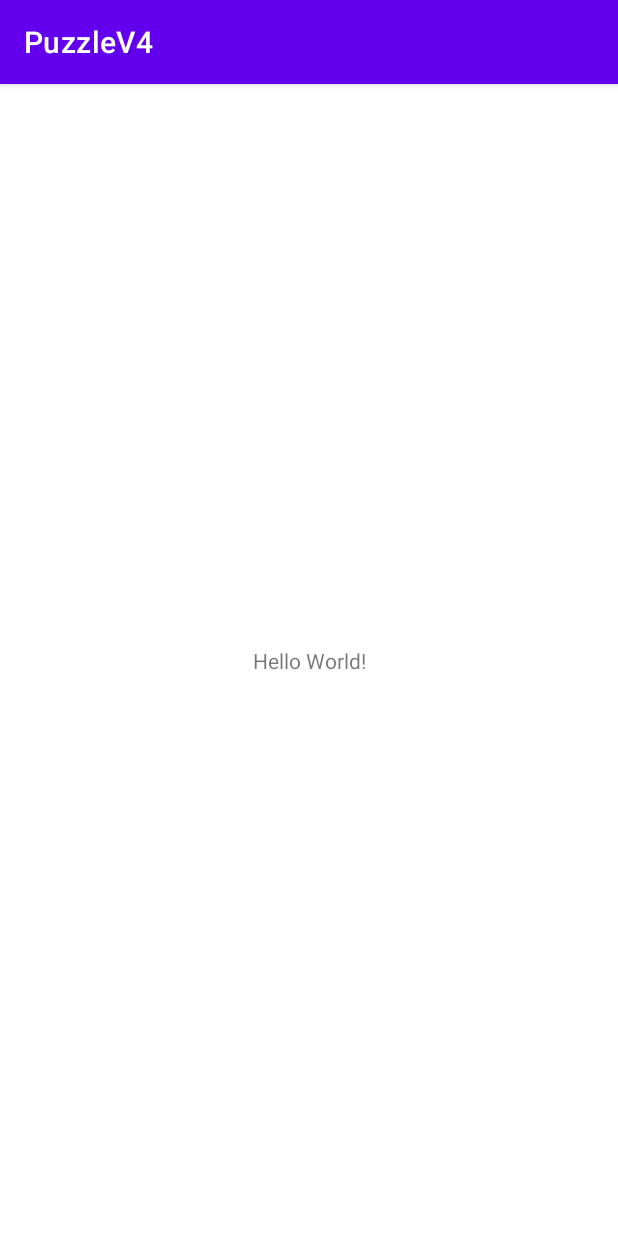
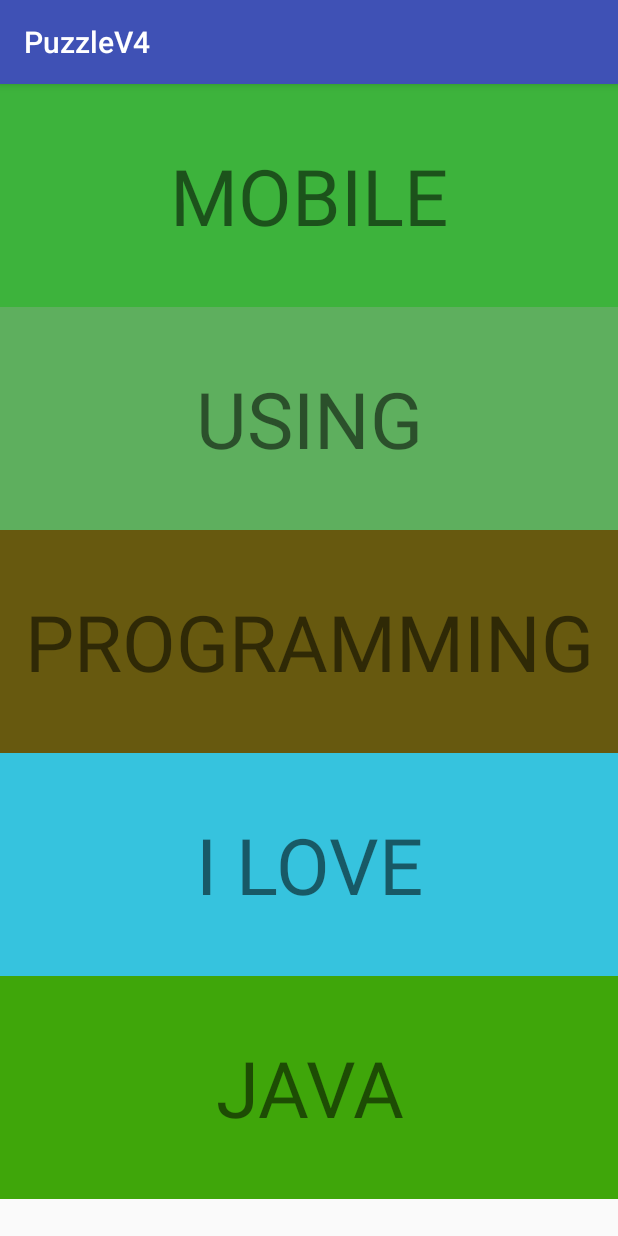
Before and after one commit to KeeganMaynard/PuzzleV4, an Android app: the screen it shows after launch (MainActivity), on a phone screen of 412 x 824 dp. Run offline under Robolectric (Android 15) with nearby library versions, the phone set to English and light mode, and no system bars.

Commit message:
implemented v4

```diff
--- a/app/src/main/AndroidManifest.xml
+++ b/app/src/main/AndroidManifest.xml
@@ -11,7 +11,7 @@
         android:label="@string/app_name"
         android:roundIcon="@mipmap/ic_launcher_round"
         android:supportsRtl="true"
-        android:theme="@style/Theme.PuzzleV4"
+        android:theme="@style/AppTheme"
         tools:targetApi="31">
         <activity
             android:name=".MainActivity"
--- /dev/null
+++ b/app/src/main/java/com/keegan/android/puzzlev4/DynamicSizing.java
@@ -0,0 +1,33 @@
+package com.keegan.android.puzzlev4;
+
+import android.util.TypedValue;
+import android.view.View.MeasureSpec;
+import android.widget.TextView;
+
+public class DynamicSizing {
+    public static final int MAX_FONT_SIZE = 200;
+    public static final int MIN_FONT_SIZE = 1;
+
+    /*
+     * Sets the maximum font size of tv so that the text inside tv
+     *      fits on one line
+     * @param  tv    the TextView whose font size is to be changed
+     * @return the resulting font size
+     */
+    public static int setFontSizeToFitInView( TextView tv ) {
+        int fontSize = MAX_FONT_SIZE;
+        tv.setTextSize( TypedValue.COMPLEX_UNIT_SP, fontSize );
+        tv.measure( MeasureSpec.UNSPECIFIED, MeasureSpec.UNSPECIFIED );
+        int lines = tv.getLineCount( );
+        if( lines > 0 ) {
+            while( lines != 1 && fontSize >= MIN_FONT_SIZE + 2 ) {
+                fontSize--;
+                tv.setTextSize( TypedValue.COMPLEX_UNIT_SP, fontSize );
+                tv.measure( MeasureSpec.UNSPECIFIED, MeasureSpec.UNSPECIFIED );
+                lines = tv.getLineCount( );
+            }
+            tv.setTextSize( TypedValue.COMPLEX_UNIT_SP, --fontSize );
+        }
+        return fontSize;
+    }
+}
--- a/app/src/main/java/com/keegan/android/puzzlev4/MainActivity.java
+++ b/app/src/main/java/com/keegan/android/puzzlev4/MainActivity.java
@@ -4,11 +4,109 @@ import androidx.appcompat.app.AppCompatActivity;
 
 import android.os.Bundle;
 
-public class MainActivity extends AppCompatActivity {
+import android.content.res.Resources;
+import android.graphics.Point;
+import android.os.Bundle;
+import android.util.DisplayMetrics;
+import android.util.TypedValue;
+import android.view.GestureDetector;
+import android.view.MotionEvent;
+import android.view.View;
 
-    @Override
-    protected void onCreate(Bundle savedInstanceState) {
-        super.onCreate(savedInstanceState);
-        setContentView(R.layout.activity_main);
+import androidx.appcompat.app.AppCompatActivity;
+
+public class MainActivity extends AppCompatActivity
+        implements View.OnTouchListener {
+    public static int STATUS_BAR_HEIGHT = 24; // in dp
+    public static int ACTION_BAR_HEIGHT = 56; // in dp
+    private PuzzleView puzzleView;
+    private Puzzle puzzle;
+    private int statusBarHeight;
+    private int actionBarHeight;
+    private GestureDetector detector;
+
+    protected void onCreate( Bundle savedInstanceState ) {
+        super.onCreate( savedInstanceState );
+        puzzle = new Puzzle( );
+
+        Point size = new Point( );
+        getWindowManager( ).getDefaultDisplay( ).getSize( size );
+        int screenHeight = size.y;
+        int puzzleWidth = size.x;
+
+        Resources res = getResources();
+        DisplayMetrics metrics = res.getDisplayMetrics( );
+        float pixelDensity = metrics.density;
+
+        TypedValue tv = new TypedValue( );
+        actionBarHeight = ( int ) ( pixelDensity * ACTION_BAR_HEIGHT );
+        if( getTheme( ).resolveAttribute( android.R.attr.actionBarSize,
+                tv, true ) )
+            actionBarHeight = TypedValue.complexToDimensionPixelSize( tv.data,
+                    metrics );
+
+        statusBarHeight = ( int ) ( pixelDensity * STATUS_BAR_HEIGHT );
+        int resourceId =
+                res.getIdentifier( "status_bar_height", "dimen", "android" );
+        if( resourceId != 0 ) // found resource for status bar height
+            statusBarHeight = res.getDimensionPixelSize( resourceId );
+
+        int puzzleHeight = screenHeight - statusBarHeight - actionBarHeight;
+        puzzleView = new PuzzleView( this, puzzleWidth, puzzleHeight,
+                puzzle.getNumberOfParts( ) );
+        String [] scrambled = puzzle.scramble( );
+        puzzleView.fillGui( scrambled );
+        puzzleView.enableListener( this );
+        setContentView( puzzleView );
+
+        DoubleTapHandler dth = new DoubleTapHandler( );
+        detector = new GestureDetector( this, dth );
+        detector.setOnDoubleTapListener( dth );
+    }
+
+    public boolean onTouch( View v, MotionEvent event ) {
+        int index = puzzleView.indexOfTextView( v );
+        int action = event.getAction( );
+        switch( action ) {
+            case MotionEvent.ACTION_DOWN:
+                // initialize data before move
+                puzzleView.updateStartPositions( index, ( int ) event.getY( ) );
+                // bring v to front
+                puzzleView.bringChildToFront( v );
+                break;
+            case MotionEvent.ACTION_MOVE:
+                // update y position of TextView being moved
+                puzzleView.moveTextViewVertically( index, ( int ) event.getY( ) );
+                break;
+            case MotionEvent.ACTION_UP:
+                // move is complete: swap the 2 TextViews
+                int newPosition = puzzleView.tvPosition( index );
+                puzzleView.placeTextViewAtPosition( index, newPosition );
+                // if user just won, disable listener to stop the game
+                if( puzzle.solved( puzzleView.currentSolution( ) ) )
+                    puzzleView.disableListener( );
+                break;
+        }
+        return true;
+    }
+
+    public boolean onTouchEvent( MotionEvent event ) {
+        detector.onTouchEvent( event );
+        return true;
+    }
+
+    private class DoubleTapHandler
+            extends GestureDetector.SimpleOnGestureListener {
+        public boolean onDoubleTapEvent( MotionEvent event ) {
+            int touchY = ( int ) event.getRawY( );
+            // y coordinate of the touch within puzzleView is
+            // touchY - actionBarHeight - statusBarHeight
+            int index = puzzleView.indexOfTextView( touchY
+                    - actionBarHeight - statusBarHeight );
+            if( puzzleView.getTextViewText( index )
+                    .equals( puzzle.wordToChange( ) ) )
+                puzzleView.setTextViewText( index, puzzle.replacementWord( ) );
+            return  true;
+        }
     }
 }
--- /dev/null
+++ b/app/src/main/java/com/keegan/android/puzzlev4/Puzzle.java
@@ -0,0 +1,58 @@
+package com.keegan.android.puzzlev4;
+
+import java.util.Random;
+
+public class Puzzle {
+    public static final int NUMBER_PARTS = 5;
+    String [] parts;
+    Random random = new Random( );
+
+    public Puzzle( ) {
+        parts = new String[NUMBER_PARTS];
+        parts[0] = "I LOVE";
+        parts[1] = "MOBILE";
+        parts[2] = "PROGRAMMING";
+        parts[3] = "USING";
+        parts[4] = "JAVA";
+    }
+
+    public boolean solved( String [] solution ) {
+        if( solution != null && solution.length == parts.length ) {
+            for( int i = 0; i < parts.length; i++ ) {
+                if( !solution[i].equals( parts[i] ) )
+                    return false;
+            }
+            return true;
+        }
+        else
+            return false;
+    }
+
+    public String [] scramble( ) {
+        String [] scrambled = new String[parts.length];
+        for( int i = 0; i < scrambled.length; i++ )
+            scrambled[i] = parts[i];
+
+        while( solved( scrambled ) ) {
+            for( int i = 0; i < scrambled.length; i++ ) {
+                int n = random.nextInt( scrambled.length - i ) + i;
+                String temp = scrambled[i];
+                scrambled[i] = scrambled[n];
+                scrambled[n] = temp;
+            }
+        }
+        return scrambled;
+    }
+
+    public int getNumberOfParts( ) {
+        return parts.length;
+    }
+
+    public String wordToChange( ) {
+        return "MOBILE";
+    }
+
+    public String replacementWord( ) {
+        return "ANDROID";
+    }
+}
--- /dev/null
+++ b/app/src/main/java/com/keegan/android/puzzlev4/PuzzleView.java
@@ -0,0 +1,152 @@
+package com.keegan.android.puzzlev4;
+
+import android.graphics.Color;
+import android.util.Log;
+import android.util.TypedValue;
+import android.view.Gravity;
+import android.view.View;
+import android.widget.RelativeLayout;
+import android.widget.TextView;
+
+import androidx.appcompat.app.AppCompatActivity;
+
+import java.util.Random;
+
+public class PuzzleView extends RelativeLayout {
+    private TextView [] tvs;
+    private LayoutParams [] params;
+    private int [] colors;
+
+    private int labelHeight;
+    private int startY; // start y coordinate of TextView being moved
+    private int startTouchY; // start y coordinate of current touch
+    private int emptyPosition;
+    private int [] positions;
+
+    public PuzzleView(AppCompatActivity activity, int width, int height,
+                      int numberOfPieces ) {
+        super( activity );
+        buildGuiByCode( activity, width, height, numberOfPieces );
+    }
+
+    public void buildGuiByCode(AppCompatActivity activity, int width, int height,
+                               int numberOfPieces ) {
+        positions = new int[numberOfPieces];
+        tvs = new TextView[numberOfPieces];
+        colors = new int[tvs.length];
+        params = new LayoutParams[tvs.length];
+        Random random = new Random( );
+        labelHeight = height / numberOfPieces;
+        for( int i = 0; i < tvs.length; i++ ) {
+            tvs[i] = new TextView( activity );
+            tvs[i].setGravity( Gravity.CENTER );
+            colors[i] = Color.rgb( random.nextInt( 255 ),
+                    random.nextInt( 255 ),	random.nextInt( 255 ) );
+            tvs[i].setBackgroundColor( colors[i] );
+            params[i] = new LayoutParams( width, labelHeight );
+            params[i].leftMargin = 0;
+            params[i].topMargin = labelHeight * i;
+            addView( tvs[i], params[i] );
+        }
+    }
+
+    public void fillGui( String [] scrambledText ) {
+        int minFontSize = DynamicSizing.MAX_FONT_SIZE;
+        for( int i = 0; i < tvs.length; i++ ) {
+            tvs[i].setText( scrambledText[i] );
+            positions[i] = i;
+
+            tvs[i].setWidth( params[i].width );
+            tvs[i].setPadding( 20, 5, 20, 5 );
+
+            // find font size dynamically
+            int fontSize = DynamicSizing.setFontSizeToFitInView( tvs[i] );
+            if( minFontSize > fontSize )
+                minFontSize = fontSize;
+        }
+        Log.w("MainActivity", "font size = " + minFontSize);
+        // set font size for TextViews
+        for( int i = 0; i < tvs.length; i++ )
+            tvs[i].setTextSize( TypedValue.COMPLEX_UNIT_SP, minFontSize );
+    }
+
+    // Returns the index of tv within the array tvs
+    public int indexOfTextView( View tv ) {
+        if( ! ( tv instanceof TextView ) )
+            return -1;
+        for( int i = 0; i < tvs.length; i++ ) {
+            if( tv == tvs[i] )
+                return i;
+        }
+        return -1;
+    }
+
+    public void updateStartPositions( int index, int y ) {
+        startY = params[index].topMargin;
+        startTouchY = y;
+        emptyPosition = tvPosition( index );
+    }
+
+    // moves the TextView at index index
+    public void moveTextViewVertically( int index, int y ) {
+        params[index].topMargin = startY + y - startTouchY;
+        tvs[index].setLayoutParams( params[index] );
+    }
+
+    public void enableListener( OnTouchListener listener ) {
+        for( int i = 0; i < tvs.length; i++ )
+            tvs[i].setOnTouchListener( listener );
+    }
+
+    public void disableListener( ) {
+        for( int i = 0; i < tvs.length; i++ )
+            tvs[i].setOnTouchListener( null );
+    }
+
+    // Returns position index within screen of TextField at index tvIndex
+    // Accuracy is half a TextView's height
+    public int tvPosition( int tvIndex ) {
+        return ( params[tvIndex].topMargin + labelHeight/2 ) / labelHeight;
+    }
+
+    // Swaps tvs[tvIndex] and tvs[positions[toPosition]]
+    public void placeTextViewAtPosition( int tvIndex, int toPosition ) {
+        // Move current TextView to position position
+        params[tvIndex].topMargin = toPosition * labelHeight;
+        tvs[tvIndex].setLayoutParams( params[tvIndex] );
+
+        // Move TextView just replaced to empty spot
+        int index = positions[toPosition];
+        params[index].topMargin = emptyPosition * labelHeight;
+        tvs[index].setLayoutParams( params[index] );
+
+        // Reset positions values
+        positions[emptyPosition] = index;
+        positions[toPosition] = tvIndex;
+    }
+
+    // Returns the current user solution as an array of Strings
+    public String [] currentSolution( ) {
+        String [] current = new String[tvs.length];
+        for( int i = 0; i < current.length; i++ )
+            current[i] = tvs[positions[i]].getText( ).toString( );
+
+        return current;
+    }
+
+    // returns index of TextView whose location includes y
+    public int indexOfTextView( int y ) {
+        int position = y / labelHeight;
+        return positions[position];
+    }
+
+    // returns text inside TextView whose index is tvIndex
+    public String getTextViewText( int tvIndex ) {
+        return tvs[tvIndex].getText( ).toString( );
+    }
+
+    // replace text inside TextView whose index is tvIndex with s
+    public void setTextViewText( int tvIndex, String s ) {
+        tvs[tvIndex].setText( s );
+    }
+}
--- a/app/src/main/res/values/colors.xml
+++ b/app/src/main/res/values/colors.xml
@@ -7,4 +7,8 @@
     <color name="teal_700">#FF018786</color>
     <color name="black">#FF000000</color>
     <color name="white">#FFFFFFFF</color>
+
+    <color name="colorPrimary">#3F51B5</color>
+    <color name="colorPrimaryDark">#303F9F</color>
+    <color name="colorAccent">#FF4081</color>
 </resources>
--- /dev/null
+++ b/app/src/main/res/values/dimens.xml
@@ -0,0 +1,5 @@
+<?xml version="1.0" encoding="utf-8"?>
+<resources>
+    <dimen name="activity_horizontal_margin">16dp</dimen>
+    <dimen name="activity_vertical_margin">16dp</dimen>
+</resources>
--- /dev/null
+++ b/app/src/main/res/values/styles.xml
@@ -0,0 +1,9 @@
+<?xml version="1.0" encoding="utf-8"?>
+<resources>
+    <style name="AppTheme" parent="Theme.AppCompat.Light.DarkActionBar">
+        <item name="android:textSize">32sp</item>
+        <item name="colorPrimary">@color/colorPrimary</item>
+        <item name="colorPrimaryDark">@color/colorPrimaryDark</item>
+        <item name="colorAccent">@color/colorAccent</item>
+    </style>
+</resources>
```
